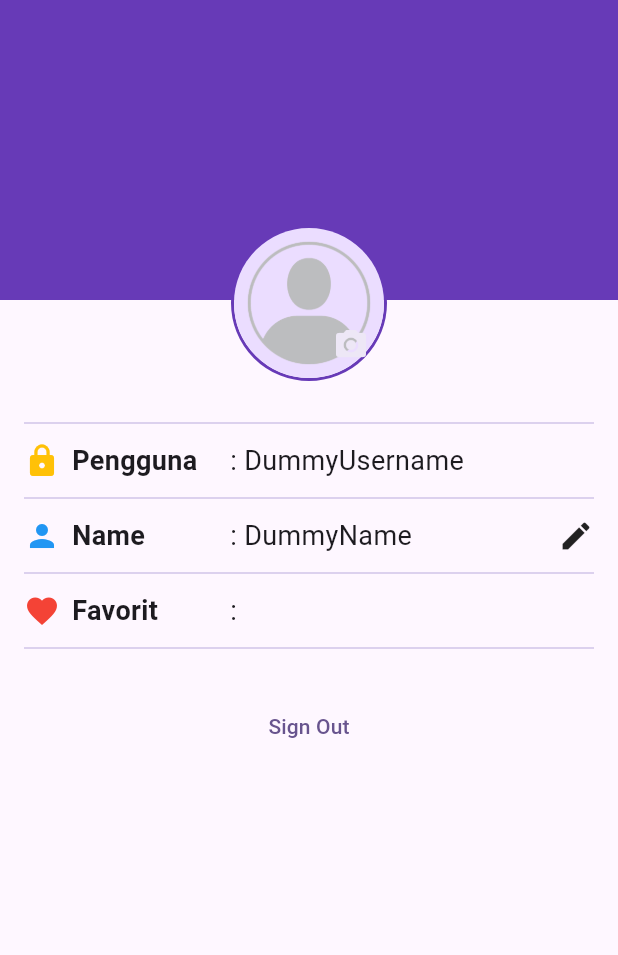
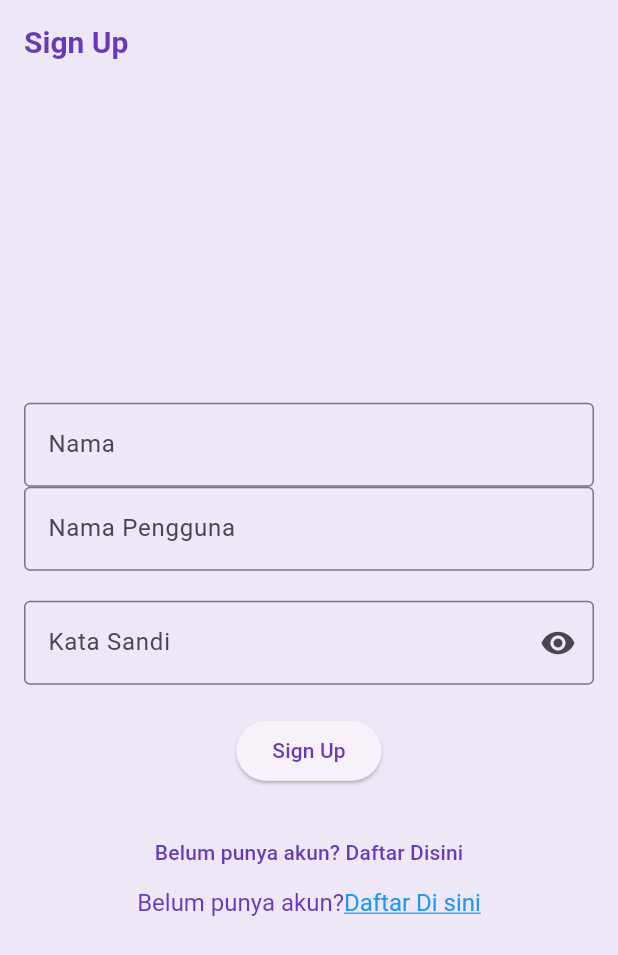
Before and after one commit to ChusnulBariya/11_WisataCandi_Chusnul, a Flutter app: the screen it shows after launch, on a phone screen of 412 x 824 dp. Shown: the top 955 px of the screen. Run offline on Flutter 3.47's test engine with Material 3 defaults, Android fonts, the phone set to English and light mode, and no system bars.

Commit message:
sign in dan sign up

```diff
--- a/wisata_candi/lib/main.dart
+++ b/wisata_candi/lib/main.dart
@@ -1,6 +1,8 @@
 import 'package:flutter/material.dart';
 import 'package:wisata_candi/data/candi_data.dart';
 import 'package:wisata_candi/screens/profile_screen.dart';
+import 'package:wisata_candi/screens/sign_in.dart';
+import 'package:wisata_candi/screens/sign_up_screen.dart';
 import 'screens/detail_screen.dart';
 
 void main() {
@@ -15,10 +17,24 @@ class MainApp extends StatelessWidget {
     return MaterialApp(
       title: 'Wisata Candi',
       theme: ThemeData(
-          colorScheme: ColorScheme.fromSeed(seedColor: Colors.deepPurple),
-          useMaterial3: true
+        appBarTheme: const AppBarTheme(
+          iconTheme: IconThemeData(color: Colors.deepPurple),
+          titleTextStyle: TextStyle(
+            color: Colors.deepPurple,
+            fontSize: 20,
+            fontWeight: FontWeight.bold,
           ),
-      home: const ProfileScreen(),
+        ),
+       colorScheme: ColorScheme.fromSeed(seedColor: Colors.deepPurple).copyWith(
+        primary: Colors.deepPurple,
+        surface: Colors.deepPurple[50],
+       ),
+       useMaterial3: true,
+          ),
+          // home: DetailScreen(candi: candiList[0]),
+          // home: const ProfileScreen()
+      // home: SignInScreen(),
+      home: SignUpScreen(),
     );
   }
 }
--- /dev/null
+++ b/wisata_candi/lib/screens/sign_up_screen.dart
@@ -0,0 +1,118 @@
+import 'package:flutter/material.dart';
+import 'package:flutter/gestures.dart';
+import 'dart:ui';
+
+
+
+class SignUpScreen extends StatefulWidget {
+  const SignUpScreen({super.key});
+
+  @override
+  State<SignUpScreen> createState() => _SignInScreenState();
+}
+
+class _SignInScreenState extends State<SignUpScreen> {
+  //TODO: 1. deklarasikan variabel
+  final TextEditingController _usernameController = TextEditingController();
+  final TextEditingController _nameController = TextEditingController();
+  final TextEditingController _passwordController = TextEditingController();
+
+  String _errorText = '';
+  bool _isSignedIn = false;
+  bool _obscurePassword = false;
+
+  @override
+  Widget build(BuildContext context) {
+    return Scaffold(
+      //TOD: 2.pasang AppBar
+      appBar: AppBar(
+        title: const Text('Sign Up') ,
+        ),
+      //TOD: 3.pasang Body
+      body: Center(
+        child: SingleChildScrollView(
+          child: Padding(
+            padding: const EdgeInsets.all(16),
+            child: Form(
+              child: Column(
+                //TODO: 4. Atur MainAxisAlignment dan CrossAxisAlignment
+                mainAxisAlignment: MainAxisAlignment.center,
+                crossAxisAlignment: CrossAxisAlignment.center,
+                children: [
+                  //TODO: 9. Pasang TextFormField Nama Pengguna
+                    TextFormField(
+                    controller: _nameController,
+                    decoration: const InputDecoration(
+                      labelText: "Nama",
+                      border: OutlineInputBorder(),
+                    ),
+                  ),
+                  //TODA: 5. Pasang TextFromField nama pengguna
+                  TextFormField(
+                    controller: _usernameController,
+                    decoration: const InputDecoration(
+                      labelText: "Nama Pengguna",
+                      border: OutlineInputBorder(),
+                    ),
+                  ),
+                  //TODA: 6. Pasang TextFromField kata sandi
+                  const SizedBox(height: 20,),
+                  TextFormField(
+                    controller: _passwordController,
+                    decoration: InputDecoration(
+                      labelText: "Kata Sandi",
+                      errorText: _errorText.isNotEmpty ? _errorText : null,
+                      border: const OutlineInputBorder(),
+                      suffixIcon: IconButton(
+                        onPressed: () {
+                          setState(() {
+                            _obscurePassword = !_obscurePassword;
+                          });
+                        },
+                        icon: Icon(_obscurePassword
+                        ? Icons.visibility_off
+                        :Icons.visibility
+                        ),
+                        ),
+                    ),
+                  ),
+                  //TODA: 7. Pasang ElevatedButton Sign In
+                  const SizedBox(height: 20,),
+                  ElevatedButton(
+                    onPressed: () {},
+                    child: const Text('Sign Up'),
+                  ),
+                  //TODO: 8. Pasang TextBox Sign Up
+                  const SizedBox(height: 20,),
+                  TextButton(
+                    onPressed: () {},
+                    child: const Text('Belum punya akun? Daftar Disini')
+                    ),
+                  RichText(
+                  text: TextSpan(text: 'Belum punya akun?',
+                  style: TextStyle(fontSize: 16, color: Colors.deepPurple),
+                  children: <TextSpan> [
+                    TextSpan(
+                      text: 'Daftar Di sini',
+                      style: const TextStyle(
+                        color: Colors.blue,
+                        decoration: TextDecoration.underline,
+                        fontSize: 16,
+                      ),
+                      recognizer: TapGestureRecognizer()
+                        ..onTap = () {},
+                    ),
+                   ],
+                  ),
+                  ),
+                ],
+              )
+            ),
+          ),
+        ),
+      ),
+
+    );
+
+  }
+}
```
Also changed, not shown: wisata_candi/lib/screens/sign_in.dart (added, +109 -0 lines).
